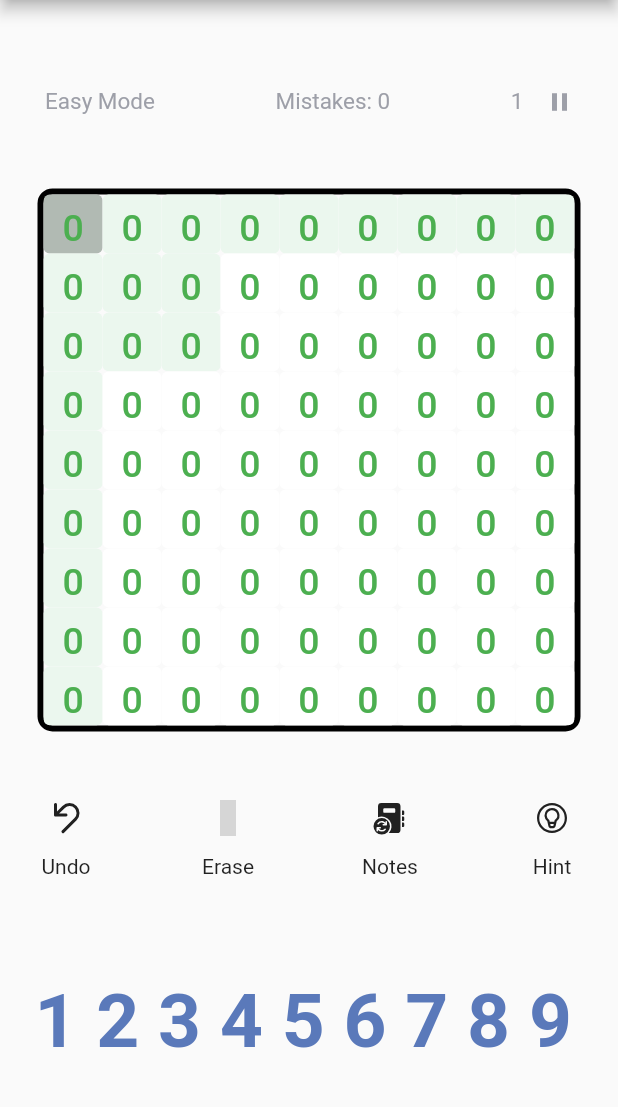
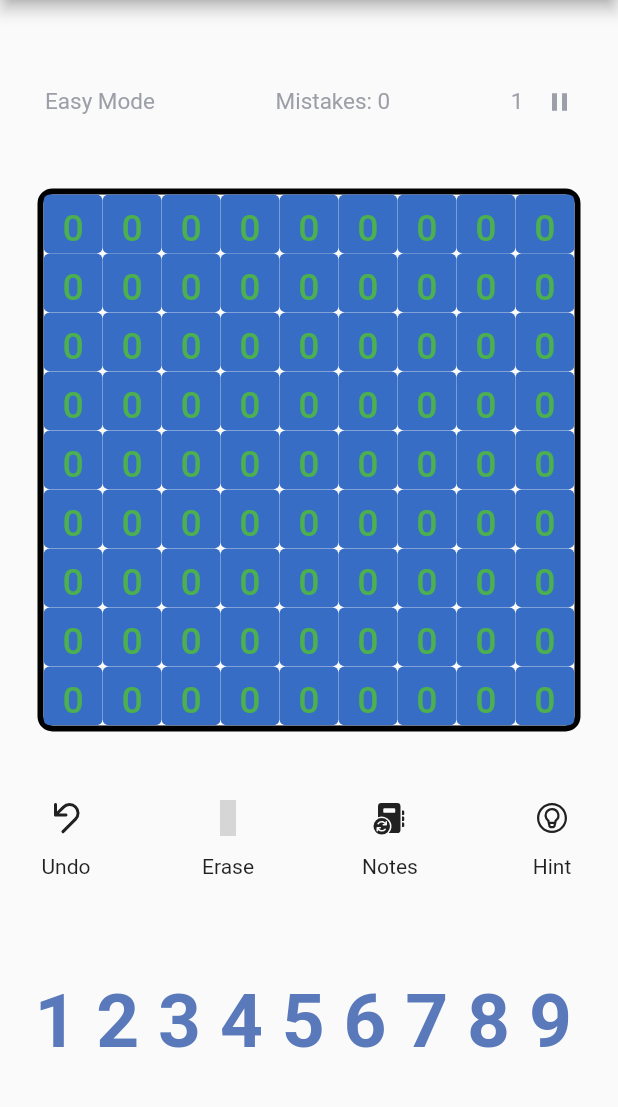
Before and after one commit to Allan2Fernandes/sudoku2, a Flutter app: the GamePage screen opened directly, on a phone screen of 412 x 824 dp, the part 84-1191 px from its top. Run offline on Flutter 3.47's test engine with Material 2 defaults, Android fonts, the phone set to English and light mode, and no system bars; our stand-ins replace fluentui_icons; network calls fail; grey boxes are pictures that could not be loaded.

Commit message:
HIghlighting all instances of the selected number

```diff
--- a/lib/widgets/game_page.dart
+++ b/lib/widgets/game_page.dart
@@ -20,11 +20,11 @@ class _GamePageState extends State<GamePage> {
   int numMistakes = 0;
   int currentlySelectedRowIndex = 0;
   int currentlySelectedColumnIndex = 0;
+  String currentlySelectedNumber = "0";
   GameGenerator gameGenerator = GameGenerator();
 
   _GamePageState(){
     gameElementStates = gameGenerator.getGameBoard();
-
     isCorrectValueAtIndex = List.generate(9, (rowIndex) =>
         List.generate(9, (columnIndex)=> true)
     );
@@ -52,12 +52,12 @@ class _GamePageState extends State<GamePage> {
 
   TextStyle getBoardTextStyle(int rowIndex, int columnIndex){
     double fontSize = 25;
-    if(gameGenerator.originalValues![rowIndex][columnIndex] == true){
+    if(gameGenerator.originalValues![rowIndex][columnIndex] == true){ //Color the original values black
       return TextStyle(color: Colors.black, fontSize: fontSize);
     }else{
-      if(isCorrectValueAtIndex![rowIndex][columnIndex] == true){
+      if(isCorrectValueAtIndex![rowIndex][columnIndex] == true){ //Color the correct values green
         return TextStyle(color: Colors.green, fontSize: fontSize);
-      }else{
+      }else{                                                    //Color the wrongly inputted values red
         return TextStyle(color: Colors.red, fontSize: fontSize);
       }
     }
@@ -87,7 +87,6 @@ class _GamePageState extends State<GamePage> {
         ){
           isCorrectValueAtIndex![currentlySelectedRowIndex][currentlySelectedColumnIndex] = false;
           numMistakes++;
-          print(numMistakes);
         }else{
           isCorrectValueAtIndex![currentlySelectedRowIndex][currentlySelectedColumnIndex] = true;
         }
@@ -98,15 +97,24 @@ class _GamePageState extends State<GamePage> {
   ButtonStyle getButtonStyle(int rowIndex, int columnIndex){
     int subGridRow = (currentlySelectedRowIndex/3).floor();
     int subGridColumn = (currentlySelectedColumnIndex/3).floor();
+    Color selectedCellColor = const Color(0xFFb1bab3);
+    Color commonGridRowColumnColor = Color(0xFFebf7ee);
+    Color sudokuBoardBackgroundColor = Colors.white;
+    //Get the number in the cell
+    String cellNumber = gameElementStates![rowIndex][columnIndex];
+    if(cellNumber == currentlySelectedNumber){
+      //Return a certain style
+      return ButtonStyle(backgroundColor: MaterialStatePropertyAll<Color>(Color(0xFF376dc4)));
+    }
     if(rowIndex == currentlySelectedRowIndex && columnIndex == currentlySelectedColumnIndex){
-      return const ButtonStyle(backgroundColor: MaterialStatePropertyAll<Color>(Color(0xFFb1bab3)));
+      return ButtonStyle(backgroundColor: MaterialStatePropertyAll<Color>(selectedCellColor));
     } else if((rowIndex == currentlySelectedRowIndex && columnIndex != currentlySelectedColumnIndex) || (rowIndex != currentlySelectedRowIndex && columnIndex == currentlySelectedColumnIndex)){ //Same row or column
-      return const ButtonStyle(backgroundColor: MaterialStatePropertyAll<Color>(Color(0xFFebf7ee)));
+      return ButtonStyle(backgroundColor: MaterialStatePropertyAll<Color>(commonGridRowColumnColor));
     }else if((rowIndex/3).floor() == subGridRow && (columnIndex/3).floor() == subGridColumn) { //Same subgrid
-      return const ButtonStyle(backgroundColor: MaterialStatePropertyAll<Color>(Color(0xFFebf7ee)));
+      return ButtonStyle(backgroundColor: MaterialStatePropertyAll<Color>(commonGridRowColumnColor));
     }
     else{
-      return const ButtonStyle(backgroundColor: MaterialStatePropertyAll<Color>(Colors.white));
+      return ButtonStyle(backgroundColor: MaterialStatePropertyAll<Color>(sudokuBoardBackgroundColor));
     }
   }
 
@@ -134,7 +142,7 @@ class _GamePageState extends State<GamePage> {
         children: [
           //First Row for time and pausing the game
           Padding(
-            padding: EdgeInsets.only(left: 30, top: 10, right: 15),
+            padding: const EdgeInsets.only(left: 30, top: 10, right: 15),
             child: Row(
               mainAxisAlignment: MainAxisAlignment.spaceBetween,
               children: [
@@ -177,6 +185,8 @@ class _GamePageState extends State<GamePage> {
                               onPressed: (){
                                 //print("Row is ${rowIndex} and column is ${columnIndex}");
                                 updateCurrentlySelectedIndices(rowIndex, columnIndex);
+                                String selectedNumber = gameElementStates![rowIndex][columnIndex];
+                                currentlySelectedNumber = selectedNumber;
                               },
                               child: Text(gameElementStates![rowIndex][columnIndex], style: getBoardTextStyle(rowIndex, columnIndex),),
                               style: getButtonStyle(rowIndex, columnIndex),
```
